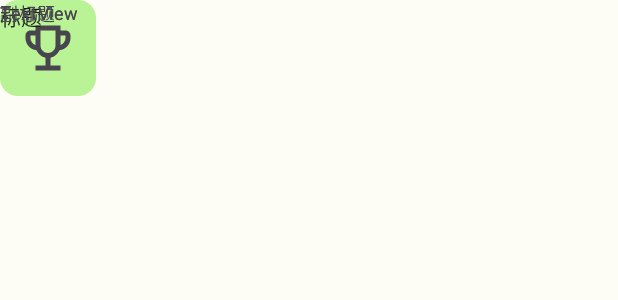
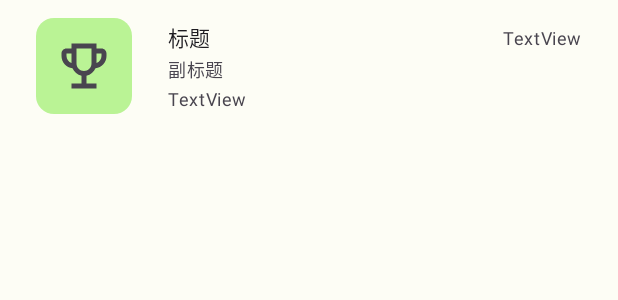
Before and after one commit to ojhdt/Action, an Android app: the layout achievement_list_cell.xml on its own in the app's theme, with its tools: preview values and no code run, on a phone screen of 412 x 824 dp. Shown: the top 300 px of the screen. Run offline under Robolectric (Android 15) with nearby library versions, the phone set to English and light mode, and no system bars.

Commit message:
Update achievement_list_cell.xml

```diff
--- a/app/src/main/res/layout/achievement_list_cell.xml
+++ b/app/src/main/res/layout/achievement_list_cell.xml
@@ -1,17 +1,23 @@
 <?xml version="1.0" encoding="utf-8"?>
 <androidx.constraintlayout.widget.ConstraintLayout xmlns:android="http://schemas.android.com/apk/res/android"
+    xmlns:app="http://schemas.android.com/apk/res-auto"
     xmlns:tools="http://schemas.android.com/tools"
     android:layout_width="match_parent"
-    android:layout_height="match_parent"
-    xmlns:app="http://schemas.android.com/apk/res-auto">
+    android:layout_height="wrap_content">
 
     <androidx.constraintlayout.utils.widget.ImageFilterView
         android:id="@+id/action_image"
         android:layout_width="64dp"
         android:layout_height="64dp"
+        android:layout_marginStart="24dp"
+        android:layout_marginTop="12dp"
+        android:layout_marginBottom="12dp"
         android:background="?attr/colorPrimaryContainer"
         android:foreground="?attr/selectableItemBackground"
         android:padding="12dp"
+        app:layout_constraintBottom_toBottomOf="parent"
+        app:layout_constraintStart_toStartOf="parent"
+        app:layout_constraintTop_toTopOf="parent"
         app:round="12dp"
         app:srcCompat="@drawable/ic_emoji_events_24" />
 
@@ -19,11 +25,13 @@
         android:id="@+id/achievement_title"
         android:layout_width="wrap_content"
         android:layout_height="wrap_content"
+        android:layout_marginStart="24dp"
         android:maxLines="1"
         android:text="@string/title"
         android:textAppearance="?attr/textAppearanceBodyMedium"
-        tools:layout_editor_absoluteX="101dp"
-        tools:layout_editor_absoluteY="16dp" />
+        app:layout_constraintBottom_toTopOf="@+id/achievement_description"
+        app:layout_constraintStart_toEndOf="@+id/action_image"
+        app:layout_constraintTop_toTopOf="@+id/action_image" />
 
     <TextView
         android:id="@+id/achievement_description"
@@ -32,8 +40,9 @@
         android:maxLines="1"
         android:text="@string/subhead"
         android:textAppearance="?attr/textAppearanceBodySmall"
-        tools:layout_editor_absoluteX="101dp"
-        tools:layout_editor_absoluteY="48dp" />
+        app:layout_constraintBottom_toTopOf="@+id/achievement_messages"
+        app:layout_constraintStart_toStartOf="@+id/achievement_title"
+        app:layout_constraintTop_toBottomOf="@+id/achievement_title" />
 
     <TextView
         android:id="@+id/achievement_messages"
@@ -41,16 +50,19 @@
         android:layout_height="wrap_content"
         android:text="TextView"
         android:textAppearance="?attr/textAppearanceBodySmall"
-        tools:layout_editor_absoluteX="104dp"
-        tools:layout_editor_absoluteY="98dp" />
+        app:layout_constraintBottom_toBottomOf="@+id/action_image"
+        app:layout_constraintStart_toStartOf="@+id/achievement_description"
+        app:layout_constraintTop_toBottomOf="@+id/achievement_description" />
 
     <TextView
         android:id="@+id/achievement_time"
         android:layout_width="wrap_content"
         android:layout_height="wrap_content"
+        android:layout_marginEnd="24dp"
         android:text="TextView"
         android:textAppearance="?attr/textAppearanceBodySmall"
-        tools:layout_editor_absoluteX="304dp"
-        tools:layout_editor_absoluteY="18dp" />
+        app:layout_constraintBottom_toBottomOf="@+id/achievement_title"
+        app:layout_constraintEnd_toEndOf="parent"
+        app:layout_constraintTop_toTopOf="@+id/achievement_title" />
 
 </androidx.constraintlayout.widget.ConstraintLayout>
```
